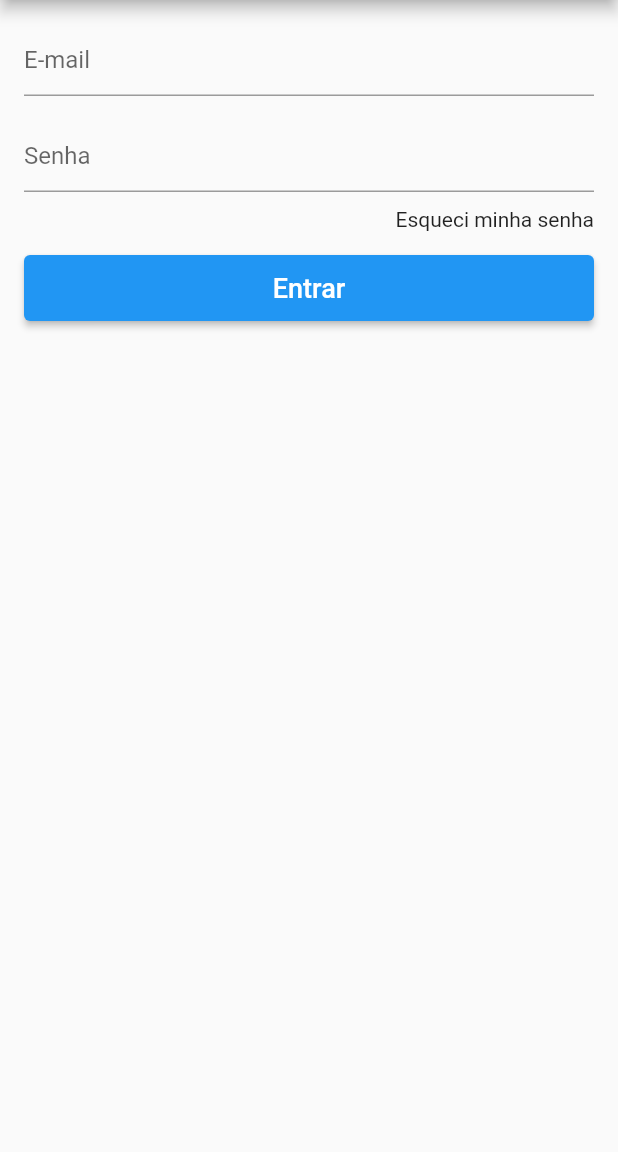
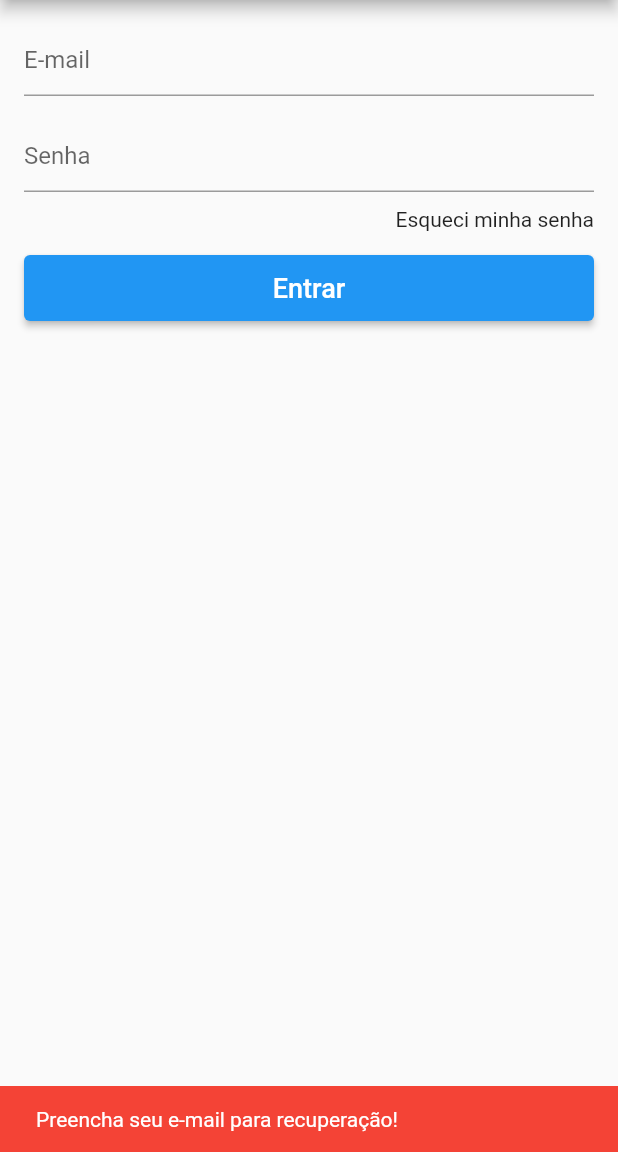
Before and after one commit to dev-sergio/loja-virtual, a Flutter app: the LoginScreen screen opened directly, after a tap on "Esqueci minha senha", on a phone screen of 412 x 824 dp, the part 84-1236 px from its top. Run offline on Flutter 3.47's test engine with Material 2 defaults, Android fonts, the phone set to English and light mode, and no system bars; our stand-ins replace carousel_slider, cloud_firestore, firebase_auth, firebase_core, transparent_image; accounts and stored records are empty.

Commit message:
Finalizado sistema de recuperação de senha

```diff
--- a/lib/model/user_model.dart
+++ b/lib/model/user_model.dart
@@ -69,7 +69,9 @@ class UserModel extends Model {
     });
   }
 
-  void recoverPass() {}
+  void recoverPass(String email) {
+    _auth.sendPasswordResetEmail(email: email);
+  }
 
   bool isLoggedIn() {
     return firebaseUser != null;
--- a/lib/screens/login_screen.dart
+++ b/lib/screens/login_screen.dart
@@ -84,7 +84,25 @@ class _LoginScreenState extends State<LoginScreen> {
                     child: Text("Esqueci minha senha"),
                     padding: EdgeInsets.only(top: 10),
                   ),
-                  onTap: () {},
+                  onTap: () {
+                    if (_emailController.text.isEmpty) {
+                      ScaffoldMessenger.of(context).showSnackBar(
+                        const SnackBar(
+                          content:
+                              Text('Preencha seu e-mail para recuperação!'),
+                          backgroundColor: Colors.red,
+                          duration: Duration(seconds: 2),
+                        ),
+                      );
+                    } else {
+                      model.recoverPass(_emailController.text);
+                      ScaffoldMessenger.of(context).showSnackBar(const SnackBar(
+                        content: Text('Confira seu email!'),
+                        backgroundColor: Colors.red,
+                        duration: Duration(seconds: 2),
+                      ));
+                    }
+                  },
                 ),
               ),
               const SizedBox(
```
